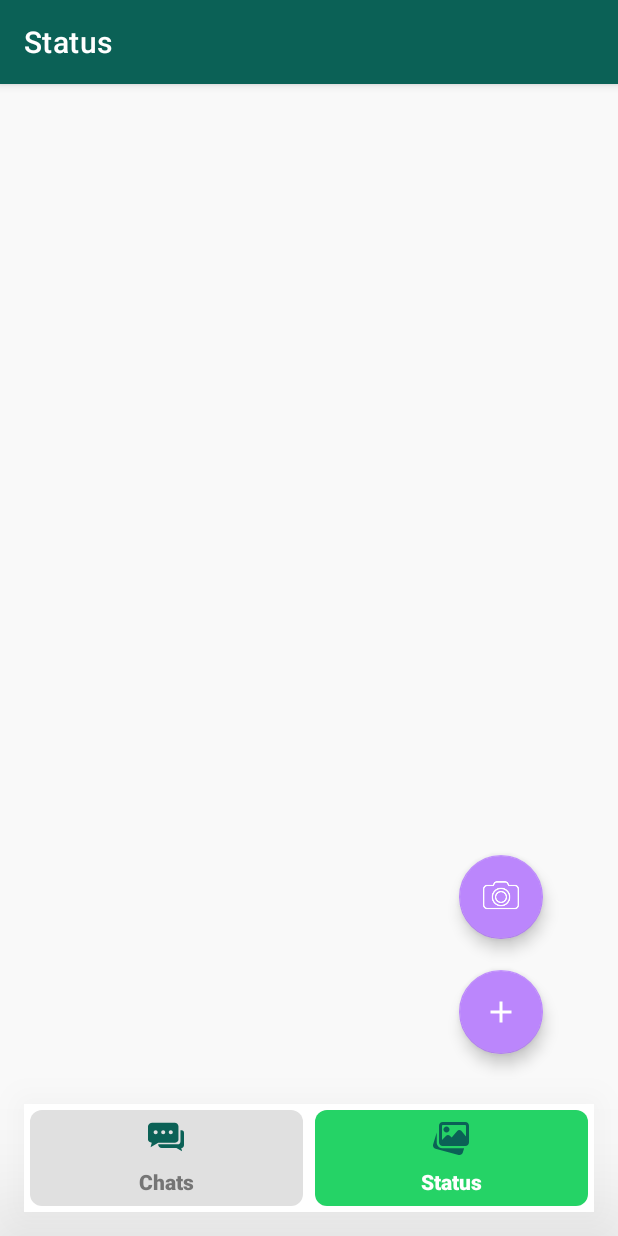
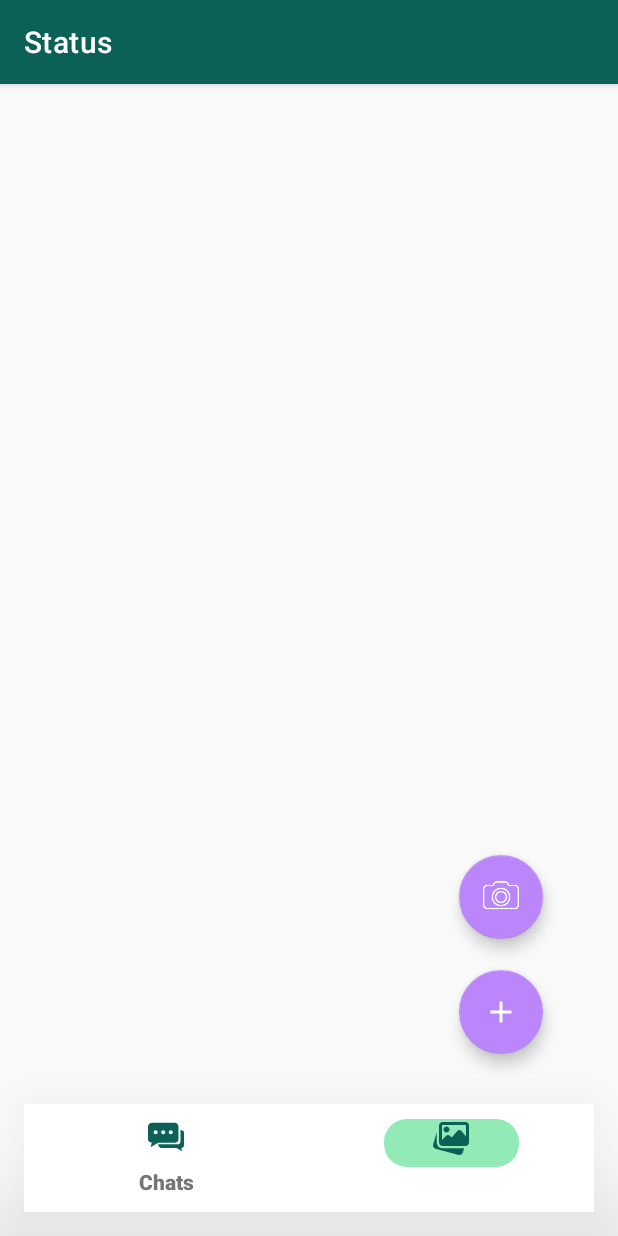
Before and after one commit to jnvshubham7/ChatsApp, an Android app: the MainActivity screen opened directly, with no data from a screen before it, item 2 of the bottom bar chosen, on a phone screen of 412 x 824 dp. Run offline under Robolectric (Android 15) with nearby library versions, the phone set to English and light mode, and no system bars; our stand-ins replace Firebase (no records; nobody signed in at launch, a user with empty details on screens opened directly), Shimmer, data binding; libraries missing offline, so code that uses them is left out: omari.hamza.storyview; plain views replace ShimmerRecyclerView; pictures from the network do not load; Roboto replaces fonts that are not available here; 2 statements that could not run were skipped.

Commit message:
refactor: Update tab layout backgrounds for better visibility

```diff
--- a/app/src/main/res/drawable/circle_green.xml
+++ b/app/src/main/res/drawable/circle_green.xml
@@ -1,6 +1,6 @@
 <!-- res/drawable/circle_green.xml -->
 <shape xmlns:android="http://schemas.android.com/apk/res/android">
-    <solid android:color="@color/colorAccent"/>
+    <solid android:color="#21c063"/>
     <corners android:radius="16dp"
      />
 </shape>
--- a/app/src/main/res/drawable/tab_background_selected.xml
+++ b/app/src/main/res/drawable/tab_background_selected.xml
@@ -1,10 +1,10 @@
 <?xml version="1.0" encoding="utf-8"?>
 <layer-list xmlns:android="http://schemas.android.com/apk/res/android">
     <!-- Highlight -->
-    <item android:bottom="4dp" android:left="4dp" android:right="4dp" android:top="4dp">
+    <item android:bottom="30dp" android:left="50dp" android:right="50dp" android:top="10dp">
         <shape android:shape="rectangle">
-            <solid android:color="@color/tab_selected_color"/>
-            <corners android:radius="8dp"/>
+            <solid android:color="#92EAB6"/>
+            <corners android:radius="15dp"/>
         </shape>
     </item>
 </layer-list>
--- a/app/src/main/res/drawable/tab_background_unselected.xml
+++ b/app/src/main/res/drawable/tab_background_unselected.xml
@@ -1,10 +1,10 @@
 <?xml version="1.0" encoding="utf-8"?>
 <layer-list xmlns:android="http://schemas.android.com/apk/res/android">
     <!-- Highlight -->
-    <item android:bottom="4dp" android:left="4dp" android:right="4dp" android:top="4dp">
+    <item android:bottom="30dp" android:left="50dp" android:right="50dp" android:top="10dp">
         <shape android:shape="rectangle">
-            <solid android:color="@color/tab_unselected_color"/>
-            <corners android:radius="8dp"/>
+            <solid android:color="@color/tab_background"/>
+            <corners android:radius="15dp"/>
         </shape>
     </item>
 </layer-list>
--- a/app/src/main/res/layout-v21/activity_chat.xml
+++ b/app/src/main/res/layout-v21/activity_chat.xml
@@ -14,11 +14,9 @@
         android:layout_height="wrap_content"
         android:background="?attr/colorPrimary"
         android:theme="@style/Theme.ChatsApp"
+        android:elevation="4dp"
 
 
-
-
-        android:elevation="4dp"
         app:layout_constraintStart_toStartOf="parent"
         app:layout_constraintTop_toTopOf="parent"
         app:layout_constraintEnd_toEndOf="parent">
@@ -65,7 +63,7 @@
                     android:layout_width="wrap_content"
                     android:layout_height="wrap_content"
                     android:text="Online"
-                    android:textColor="?android:attr/textColorPrimary"
+                    android:textColor="@color/white"
                     android:textSize="14sp"
                     android:visibility="gone" />
             </LinearLayout>
--- a/app/src/main/res/layout/activity_chat.xml
+++ b/app/src/main/res/layout/activity_chat.xml
@@ -63,7 +63,7 @@
                     android:layout_width="wrap_content"
                     android:layout_height="wrap_content"
                     android:text="Online"
-                    android:textColor="?android:attr/textColorPrimary"
+                    android:textColor="@color/white"
                     android:textSize="14sp"
                     android:visibility="gone" />
             </LinearLayout>
```
